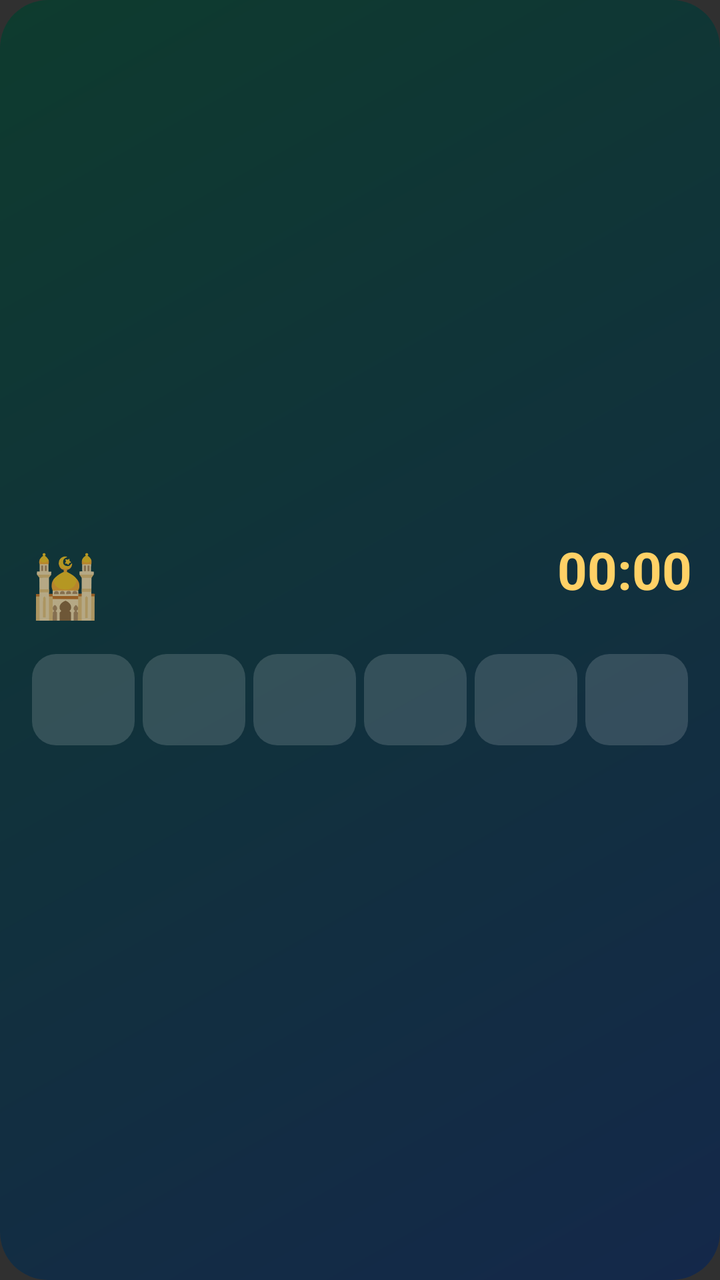
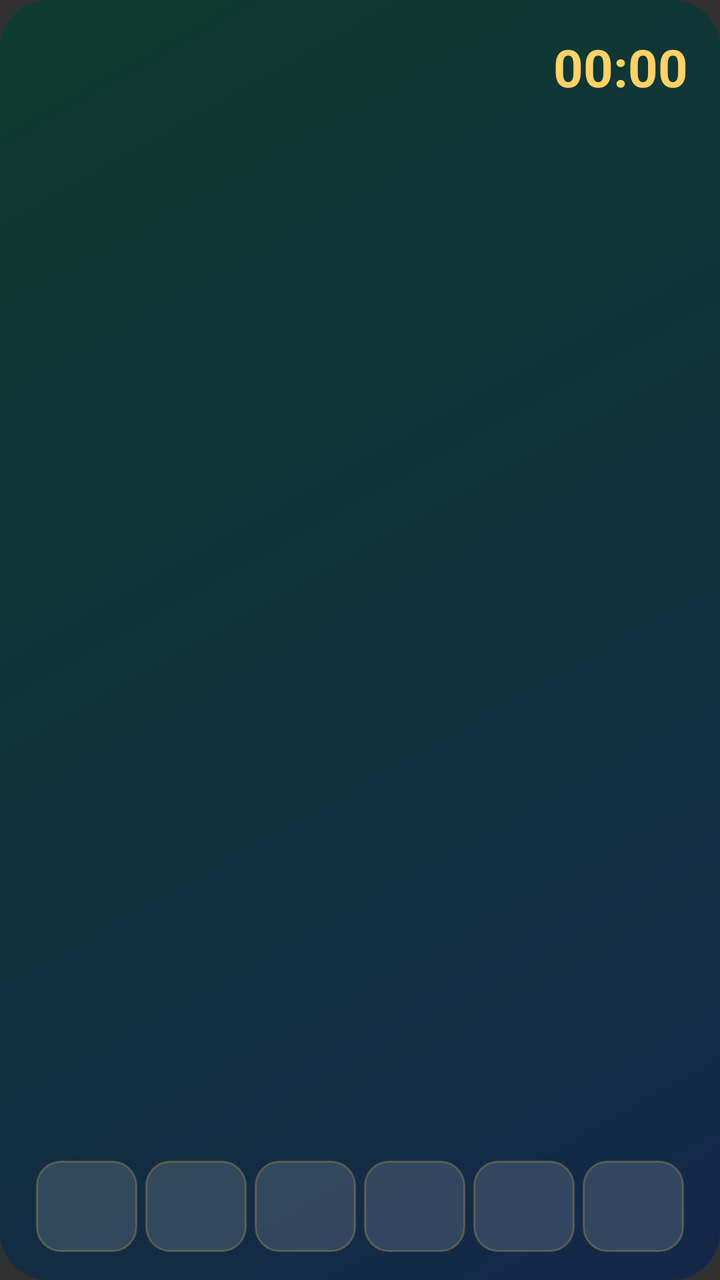

Two renders of the same Android screen: before a commit and after it. Below are the layout's source before the change and the commit's diff.
<!-- AndroidManifest.xml: application theme android:Theme.Material.NoActionBar -->
<!-- res/layout/widget_prayer.xml -->
<?xml version="1.0" encoding="utf-8"?>
<LinearLayout xmlns:android="http://schemas.android.com/apk/res/android"
    android:id="@+id/w_root"
    android:layout_width="match_parent"
    android:layout_height="match_parent"
    android:background="@drawable/widget_bg"
    android:gravity="center_vertical"
    android:orientation="vertical"
    android:padding="14dp">

    <LinearLayout
        android:layout_width="match_parent"
        android:layout_height="wrap_content"
        android:gravity="center_vertical"
        android:orientation="horizontal">

        <TextView
            android:layout_width="wrap_content"
            android:layout_height="wrap_content"
            android:layout_marginEnd="10dp"
            android:text="🕌"
            android:textSize="30sp" />

        <LinearLayout
            android:layout_width="0dp"
            android:layout_height="wrap_content"
            android:layout_weight="1"
            android:orientation="vertical">

            <TextView
                android:id="@+id/w_date"
                android:layout_width="wrap_content"
                android:layout_height="wrap_content"
                android:maxLines="1"
                android:textColor="#B8D8C8"
                android:textSize="12sp" />

            <LinearLayout
                android:layout_width="wrap_content"
                android:layout_height="wrap_content"
                android:orientation="horizontal">
                <TextView
                    android:id="@+id/w_next"
                    android:layout_width="wrap_content"
                    android:layout_height="wrap_content"
                    android:maxLines="1"
                    android:textColor="#FFFFFF"
                    android:textSize="20sp"
                    android:textStyle="bold" />
                <TextView
                    android:id="@+id/w_next_time"
                    android:layout_width="wrap_content"
                    android:layout_height="wrap_content"
                    android:layout_marginStart="8dp"
                    android:maxLines="1"
                    android:textColor="#FFD166"
                    android:textSize="16sp" />
            </LinearLayout>
        </LinearLayout>

        <LinearLayout
            android:layout_width="wrap_content"
            android:layout_height="wrap_content"
            android:gravity="end"
            android:orientation="vertical">
            <Chronometer
                android:id="@+id/w_count"
                android:layout_width="wrap_content"
                android:layout_height="wrap_content"
                android:textColor="#FFD166"
                android:textSize="26sp"
                android:textStyle="bold" />
            <TextView
                android:id="@+id/w_left"
                android:layout_width="wrap_content"
                android:layout_height="wrap_content"
                android:textColor="#B8D8C8"
                android:textSize="11sp" />
        </LinearLayout>
    </LinearLayout>

    <LinearLayout
        android:layout_width="match_parent"
        android:layout_height="wrap_content"
        android:layout_marginTop="10dp"
        android:orientation="horizontal">
        <LinearLayout
            android:id="@+id/w_c0"
            android:layout_width="0dp"
            android:layout_height="wrap_content"
            android:layout_weight="1"
            android:layout_marginStart="2dp"
            android:layout_marginEnd="2dp"
            android:background="@drawable/widget_cell_off"
            android:gravity="center"
            android:orientation="vertical"
            android:paddingTop="6dp"
            android:paddingBottom="6dp">
            <TextView
                android:id="@+id/w_n0"
                android:layout_width="wrap_content"
                android:layout_height="wrap_content"
                android:maxLines="1"
                android:textColor="#B8D8C8"
                android:textSize="11sp" />
            <TextView
                android:id="@+id/w_t0"
                android:layout_width="wrap_content"
                android:layout_height="wrap_content"
                android:maxLines="1"
                android:textColor="#FFFFFF"
                android:textSize="14sp"
                android:textStyle="bold" />
        </LinearLayout>
        <LinearLayout
            android:id="@+id/w_c1"
            android:layout_width="0dp"
            android:layout_height="wrap_content"
            android:layout_weight="1"
            android:layout_marginStart="2dp"
            android:layout_marginEnd="2dp"
            android:background="@drawable/widget_cell_off"
            android:gravity="center"
            android:orientation="vertical"
            android:paddingTop="6dp"
            android:paddingBottom="6dp">
            <TextView
                android:id="@+id/w_n1"
                android:layout_width="wrap_content"
                android:layout_height="wrap_content"
                android:maxLines="1"
                android:textColor="#B8D8C8"
                android:textSize="11sp" />
            <TextView
                android:id="@+id/w_t1"
                android:layout_width="wrap_content"
                android:layout_height="wrap_content"
                android:maxLines="1"
                android:textColor="#FFFFFF"
                android:textSize="14sp"
                android:textStyle="bold" />
        </LinearLayout>
        <LinearLayout
            android:id="@+id/w_c2"
            android:layout_width="0dp"
            android:layout_height="wrap_content"
            android:layout_weight="1"
            android:layout_marginStart="2dp"
            android:layout_marginEnd="2dp"
            android:background="@drawable/widget_cell_off"
            android:gravity="center"
            android:orientation="vertical"
            android:paddingTop="6dp"
            android:paddingBottom="6dp">
            <TextView
                android:id="@+id/w_n2"
                android:layout_width="wrap_content"
                android:layout_height="wrap_content"
                android:maxLines="1"
                android:textColor="#B8D8C8"
                android:textSize="11sp" />
            <TextView
                android:id="@+id/w_t2"
                android:layout_width="wrap_content"
                android:layout_height="wrap_content"
                android:maxLines="1"
                android:textColor="#FFFFFF"
                android:textSize="14sp"
                android:textStyle="bold" />
        </LinearLayout>
        <LinearLayout
            android:id="@+id/w_c3"
            android:layout_width="0dp"
            android:layout_height="wrap_content"
            android:layout_weight="1"
            android:layout_marginStart="2dp"
            android:layout_marginEnd="2dp"
            android:background="@drawable/widget_cell_off"
            android:gravity="center"
            android:orientation="vertical"
            android:paddingTop="6dp"
            android:paddingBottom="6dp">
            <TextView
                android:id="@+id/w_n3"
                android:layout_width="wrap_content"
                android:layout_height="wrap_content"
                android:maxLines="1"
                android:textColor="#B8D8C8"
                android:textSize="11sp" />
            <TextView
                android:id="@+id/w_t3"
                android:layout_width="wrap_content"
                android:layout_height="wrap_content"
                android:maxLines="1"
                android:textColor="#FFFFFF"
                android:textSize="14sp"
                android:textStyle="bold" />
        </LinearLayout>
        <LinearLayout
            android:id="@+id/w_c4"
            android:layout_width="0dp"
            android:layout_height="wrap_content"
            android:layout_weight="1"
            android:layout_marginStart="2dp"
            android:layout_marginEnd="2dp"
            android:background="@drawable/widget_cell_off"
            android:gravity="center"
            android:orientation="vertical"
            android:paddingTop="6dp"
            android:paddingBottom="6dp">
            <TextView
                android:id="@+id/w_n4"
                android:layout_width="wrap_content"
                android:layout_height="wrap_content"
                android:maxLines="1"
                android:textColor="#B8D8C8"
                android:textSize="11sp" />
            <TextView
                android:id="@+id/w_t4"
                android:layout_width="wrap_content"
                android:layout_height="wrap_content"
                android:maxLines="1"
                android:textColor="#FFFFFF"
                android:textSize="14sp"
                android:textStyle="bold" />
        </LinearLayout>
        <LinearLayout
            android:id="@+id/w_c5"
            android:layout_width="0dp"
            android:layout_height="wrap_content"
            android:layout_weight="1"
            android:layout_marginStart="2dp"
            android:layout_marginEnd="2dp"
            android:background="@drawable/widget_cell_off"
            android:gravity="center"
            android:orientation="vertical"
            android:paddingTop="6dp"
            android:paddingBottom="6dp">
            <TextView
                android:id="@+id/w_n5"
                android:layout_width="wrap_content"
                android:layout_height="wrap_content"
                android:maxLines="1"
                android:textColor="#B8D8C8"
                android:textSize="11sp" />
            <TextView
                android:id="@+id/w_t5"
                android:layout_width="wrap_content"
                android:layout_height="wrap_content"
                android:maxLines="1"
                android:textColor="#FFFFFF"
                android:textSize="14sp"
                android:textStyle="bold" />
        </LinearLayout>
    </LinearLayout>
</LinearLayout>
<!-- resources referenced by this layout -->
<resources>
  <!-- drawable widget_bg (drawable) -->
  <?xml version="1.0" encoding="utf-8"?>
  <shape xmlns:android="http://schemas.android.com/apk/res/android" android:shape="rectangle">
      <gradient android:angle="315" android:startColor="#0E3B2E" android:endColor="#14284A" />
      <corners android:radius="24dp" />
  </shape>
  <!-- drawable widget_cell_off (drawable) -->
  <?xml version="1.0" encoding="utf-8"?>
  <shape xmlns:android="http://schemas.android.com/apk/res/android" android:shape="rectangle">
      <solid android:color="#26FFFFFF" />
      <corners android:radius="12dp" />
  </shape>
</resources>

<!-- the commit's change to res/layout/widget_prayer.xml (unified diff, before → after) -->
@@ -1,25 +1,33 @@
 <?xml version="1.0" encoding="utf-8"?>
-<LinearLayout xmlns:android="http://schemas.android.com/apk/res/android"
+<FrameLayout xmlns:android="http://schemas.android.com/apk/res/android"
     android:id="@+id/w_root"
     android:layout_width="match_parent"
     android:layout_height="match_parent"
-    android:background="@drawable/widget_bg"
-    android:gravity="center_vertical"
+    android:background="@drawable/widget_bg">
+
+    <ImageView
+        android:id="@+id/w_bg"
+        android:layout_width="match_parent"
+        android:layout_height="match_parent"
+        android:importantForAccessibility="no"
+        android:scaleType="fitXY" />
+
+<LinearLayout
+    android:id="@+id/w_content"
+    android:layout_width="match_parent"
+    android:layout_height="match_parent"
     android:orientation="vertical"
-    android:padding="14dp">
+    android:paddingStart="16dp"
+    android:paddingTop="16dp"
+    android:paddingEnd="16dp"
+    android:paddingBottom="14dp">
 
     <LinearLayout
+        android:id="@+id/w_head"
         android:layout_width="match_parent"
         android:layout_height="wrap_content"
         android:gravity="center_vertical"
         android:orientation="horizontal">
-
-        <TextView
-            android:layout_width="wrap_content"
-            android:layout_height="wrap_content"
-            android:layout_marginEnd="10dp"
-            android:text="🕌"
-            android:textSize="30sp" />
 
         <LinearLayout
             android:layout_width="0dp"
@@ -81,8 +89,14 @@
 
     <LinearLayout
         android:layout_width="match_parent"
+        android:layout_height="0dp"
+        android:layout_weight="1"
+        android:orientation="horizontal" />
+
+    <LinearLayout
+        android:layout_width="match_parent"
         android:layout_height="wrap_content"
-        android:layout_marginTop="10dp"
+        android:layout_marginTop="6dp"
         android:orientation="horizontal">
         <LinearLayout
             android:id="@+id/w_c0"
@@ -254,3 +268,4 @@
         </LinearLayout>
     </LinearLayout>
 </LinearLayout>
+</FrameLayout>
<!-- resource entries referenced after the edit -->
@@ -9,7 +9,8 @@
   <!-- drawable widget_cell_off (drawable) -->
   <?xml version="1.0" encoding="utf-8"?>
   <shape xmlns:android="http://schemas.android.com/apk/res/android" android:shape="rectangle">
-      <solid android:color="#26FFFFFF" />
+      <solid android:color="#22FFFFFF" />
+      <stroke android:width="1dp" android:color="#47E2B653" />
       <corners android:radius="12dp" />
   </shape>
 </resources>
